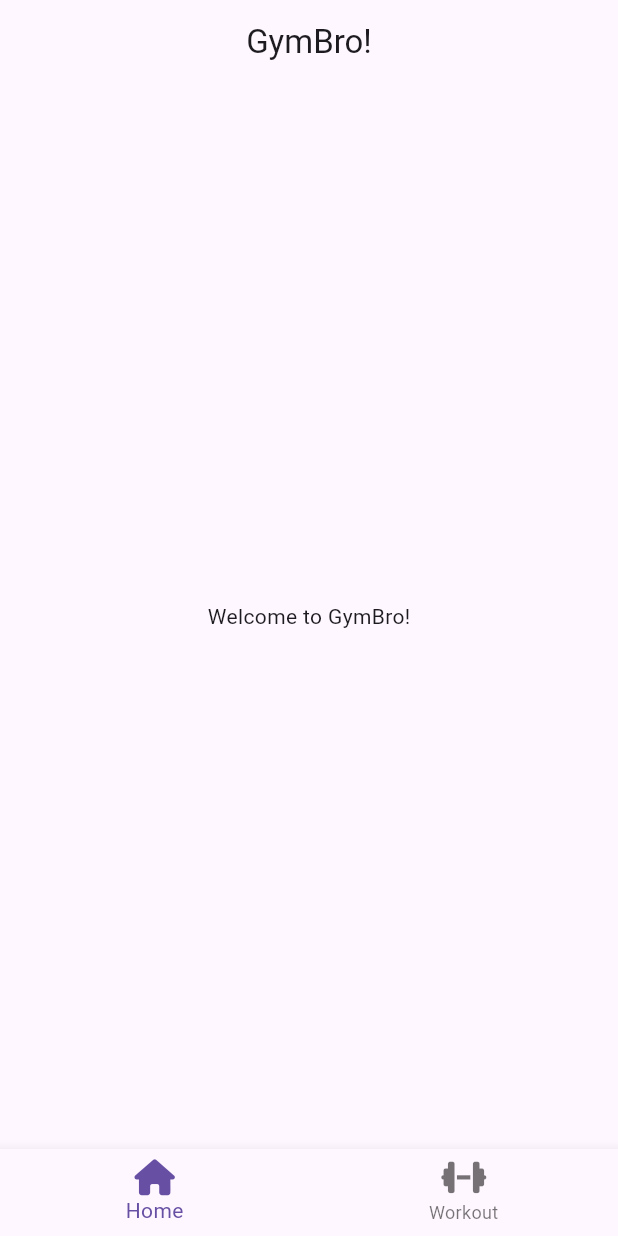
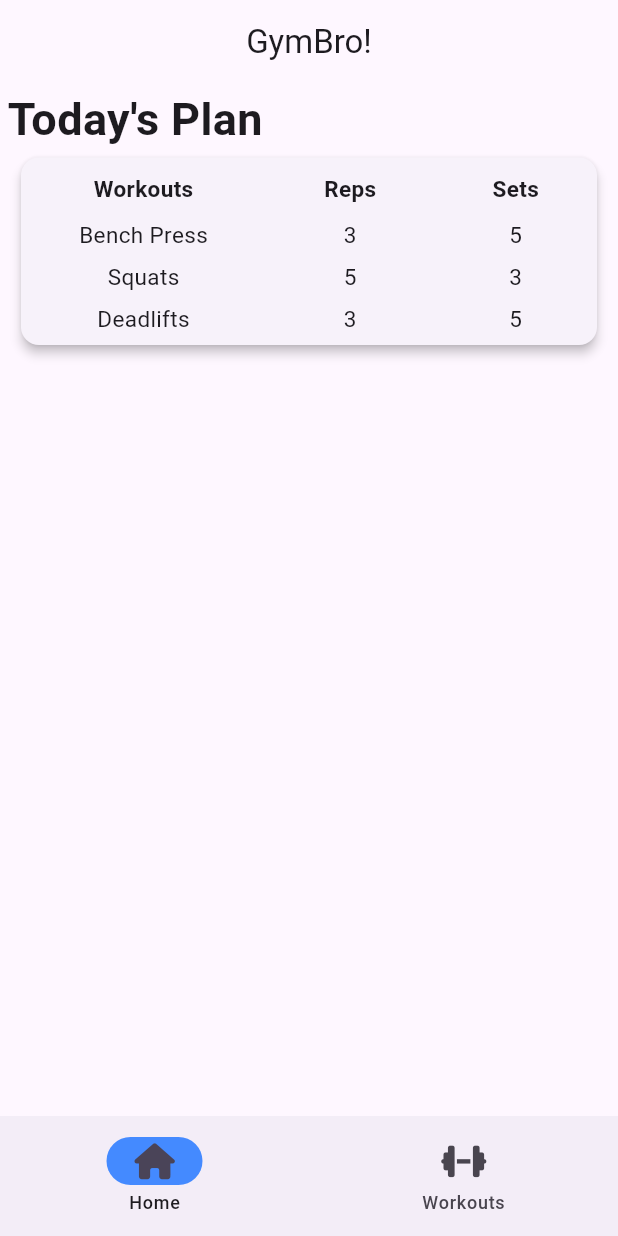
Before and after one commit to eddyboon/exerciseApp, a Flutter app: the screen it shows after launch, on a phone screen of 412 x 824 dp. Run offline on Flutter 3.47's test engine with Material 3 defaults, Android fonts, the light colour scheme and no system bars; our stand-ins replace font_awesome_flutter.

Commit message:
Added some elements in home page and made it a component

```diff
--- /dev/null
+++ b/gymbro/lib/components/home_page_exercises.dart
@@ -0,0 +1,17 @@
+import 'package:flutter/material.dart';
+
+class HomePageWorkouts extends StatelessWidget {
+  const HomePageWorkouts({super.key, required this.workoutName});
+  final String workoutName;
+
+  @override
+  Widget build(BuildContext context) {
+    return Padding(
+      padding: const EdgeInsets.fromLTRB(10.0, 0, 10.0, 7.0),
+      child: Text(
+        workoutName,
+        style: const TextStyle(fontSize: 15),
+      ),
+    );
+  }
+}
--- /dev/null
+++ b/gymbro/lib/components/home_page_reps.dart
@@ -0,0 +1,17 @@
+import 'package:flutter/material.dart';
+
+class HomePageReps extends StatelessWidget {
+  const HomePageReps({super.key, required this.reps});
+  final int reps;
+
+  @override
+  Widget build(BuildContext context) {
+    return Padding(
+      padding: const EdgeInsets.fromLTRB(10.0, 0, 10.0, 7.0),
+      child: Text(
+        reps.toString(),
+        style: const TextStyle(fontSize: 15),
+      ),
+    );
+  }
+}
--- /dev/null
+++ b/gymbro/lib/components/home_page_sets.dart
@@ -0,0 +1,17 @@
+import 'package:flutter/material.dart';
+
+class HomePageSets extends StatelessWidget {
+  const HomePageSets({super.key, required this.sets});
+  final int sets;
+
+  @override
+  Widget build(BuildContext context) {
+    return Padding(
+      padding: const EdgeInsets.fromLTRB(10.0, 0, 10.0, 7.0),
+      child: Text(
+        sets.toString(),
+        style: const TextStyle(fontSize: 15),
+      ),
+    );
+  }
+}
--- /dev/null
+++ b/gymbro/lib/home.dart
@@ -0,0 +1,89 @@
+import 'package:flutter/material.dart';
+import 'package:gymbro/components/home_page_exercises.dart';
+import 'package:gymbro/components/home_page_reps.dart';
+import 'package:gymbro/components/home_page_sets.dart';
+
+class HomePage extends StatelessWidget {
+  const HomePage({super.key});
+
+  @override
+  Widget build(BuildContext context) {
+    return const SafeArea(
+      child: Column(
+        children: [
+          Row(
+            children: [
+              Padding(
+                padding: EdgeInsets.fromLTRB(5.0, 2.0, 0, 0),
+                child: Text(
+                  "Today's Plan",
+                  style: TextStyle(fontWeight: FontWeight.bold, fontSize: 30.0),
+                ),
+              ),
+            ],
+          ),
+          Padding(
+            padding: EdgeInsets.fromLTRB(10.0, 0, 10.0, 0),
+            child: Card(
+              elevation: 3.0,
+              child: Row(
+                mainAxisSize: MainAxisSize.max,
+                mainAxisAlignment: MainAxisAlignment.spaceAround,
+                children: [
+                  // Workouts Column
+                  Column(
+                    children: [
+                      Padding(
+                        padding: EdgeInsets.all(10),
+                        child: Text(
+                          "Workouts",
+                          style: TextStyle(
+                              fontSize: 15, fontWeight: FontWeight.bold),
+                        ),
+                      ),
+                      HomePageWorkouts(workoutName: "Bench Press"),
+                      HomePageWorkouts(workoutName: "Squats"),
+                      HomePageWorkouts(workoutName: "Deadlifts"),
+                    ],
+                  ),
+                  // Reps Column
+                  Column(
+                    children: [
+                      Padding(
+                        padding: EdgeInsets.all(10),
+                        child: Text(
+                          "Reps",
+                          style: TextStyle(
+                              fontSize: 15, fontWeight: FontWeight.bold),
+                        ),
+                      ),
+                      HomePageReps(reps: 3),
+                      HomePageReps(reps: 5),
+                      HomePageReps(reps: 3),
+                    ],
+                  ),
+                  // Sets Column
+                  Column(
+                    children: [
+                      Padding(
+                        padding: EdgeInsets.all(10),
+                        child: Text(
+                          "Sets",
+                          style: TextStyle(
+                              fontSize: 15, fontWeight: FontWeight.bold),
+                        ),
+                      ),
+                      HomePageSets(sets: 5),
+                      HomePageSets(sets: 3),
+                      HomePageSets(sets: 5),
+                    ],
+                  ),
+                ],
+              ),
+            ),
+          ),
+        ],
+      ),
+    );
+  }
+}
--- a/gymbro/lib/main.dart
+++ b/gymbro/lib/main.dart
@@ -10,18 +10,8 @@ class MainApp extends StatelessWidget {
 
   @override
   Widget build(BuildContext context) {
-    return MaterialApp(
-      home: Scaffold(
-        body: const Center(
-          child: Text('Welcome to GymBro!'),
-        ),
-        appBar: AppBar(
-          title: const Center(
-            child: Text('GymBro!'),
-          ),
-        ),
-        bottomNavigationBar: const Navbar(),
-      ),
+    return const MaterialApp(
+      home: Navbar(),
     );
   }
 }
--- a/gymbro/lib/navbar.dart
+++ b/gymbro/lib/navbar.dart
@@ -1,18 +1,53 @@
 import 'package:flutter/material.dart';
 import 'package:font_awesome_flutter/font_awesome_flutter.dart';
+import 'package:gymbro/home.dart';
 
-class Navbar extends StatelessWidget {
+class Navbar extends StatefulWidget {
   const Navbar({super.key});
 
   @override
+  State<Navbar> createState() => _NavbarState();
+}
+
+class _NavbarState extends State<Navbar> {
+  int currentPageIndex = 0;
+  @override
   Widget build(BuildContext context) {
-    return BottomNavigationBar(
-      items: const <BottomNavigationBarItem>[
-        BottomNavigationBarItem(
-            icon: FaIcon(FontAwesomeIcons.house), label: 'Home'),
-        BottomNavigationBarItem(
-            icon: FaIcon(FontAwesomeIcons.dumbbell), label: 'Workout'),
-      ],
+    return Scaffold(
+      appBar: AppBar(
+        title: const Center(
+          child: Text('GymBro!'),
+        ),
+      ),
+      body: SafeArea(
+        child: <Widget>[
+          const HomePage(),
+          const Center(
+            child: Text('Workouts'),
+          ),
+        ][currentPageIndex],
+      ),
+      bottomNavigationBar: NavigationBar(
+        onDestinationSelected: (int index) {
+          setState(() {
+            currentPageIndex = index;
+          });
+        },
+        indicatorColor: Colors.blueAccent,
+        selectedIndex: currentPageIndex,
+        destinations: const <Widget>[
+          NavigationDestination(
+            selectedIcon: FaIcon(FontAwesomeIcons.house),
+            icon: FaIcon(FontAwesomeIcons.house),
+            label: "Home",
+          ),
+          NavigationDestination(
+            selectedIcon: FaIcon(FontAwesomeIcons.dumbbell),
+            icon: FaIcon(FontAwesomeIcons.dumbbell),
+            label: "Workouts",
+          ),
+        ],
+      ),
     );
   }
 }
```
